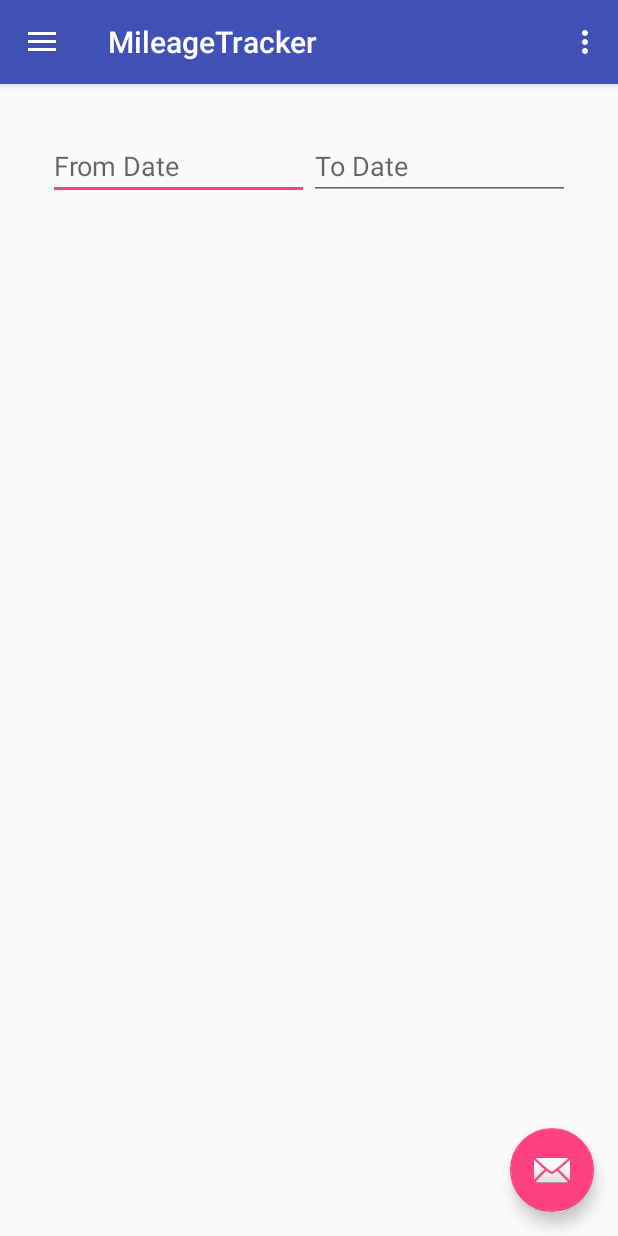
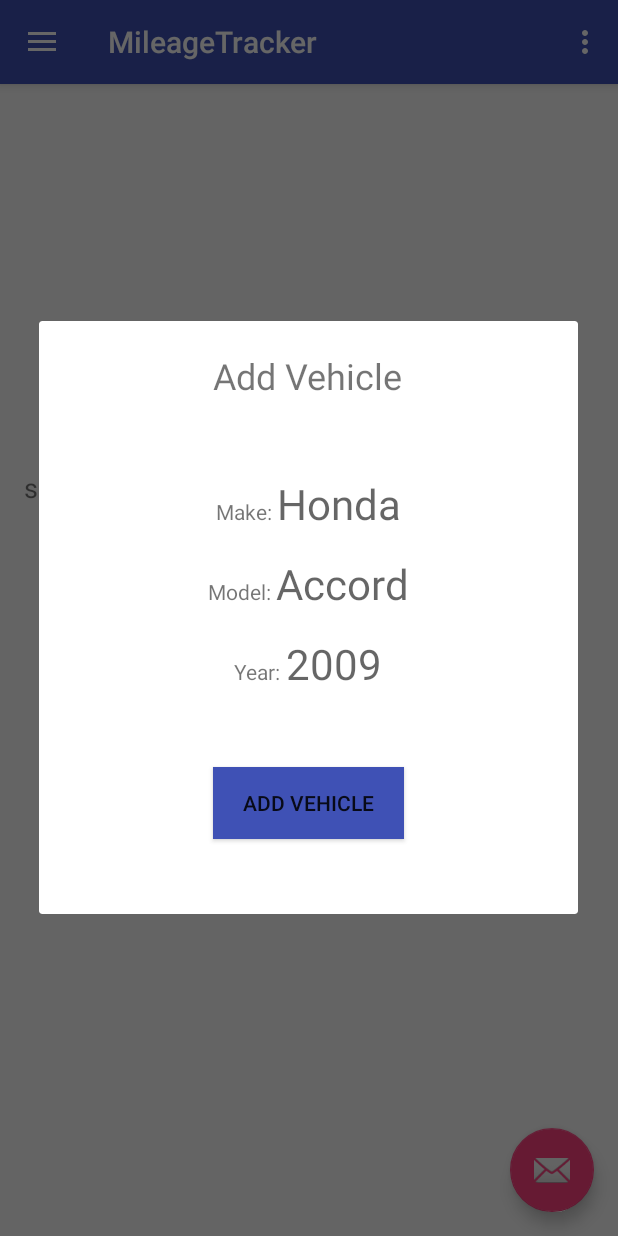
Before and after one commit to jaenudin86/mpg, an Android app: the screen it shows after launch (MainActivity), in the side drawer, after a tap on "Settings", on a phone screen of 412 x 824 dp. Run offline under Robolectric (Android 15) with nearby library versions, the phone set to English and light mode, and no system bars; libraries missing offline, so code that uses them is left out: de.greenrobot.event.

Commit message:
displays date correctly in ListView, creating the Add Vehicle stuffs

```diff
--- /dev/null
+++ b/app/src/main/java/com/a/b/mileagetracker/Fragments/AddVehicleDialogFrag.java
@@ -0,0 +1,35 @@
+package com.a.b.mileagetracker.Fragments;
+
+import android.app.AlertDialog;
+import android.app.Dialog;
+import android.app.DialogFragment;
+import android.os.Bundle;
+import android.view.LayoutInflater;
+import android.view.View;
+
+import com.a.b.mileagetracker.DataAccess.MySQLiteHelper;
+import com.a.b.mileagetracker.R;
+
+
+/**
+ * Created by Andrew on 10/25/2015.
+ */
+public class AddVehicleDialogFrag extends DialogFragment {
+    private MySQLiteHelper dbHelper;
+
+    public static AddVehicleDialogFrag newInstance(){
+        return new AddVehicleDialogFrag();
+    }
+    @Override
+    public Dialog onCreateDialog(Bundle savedInstanceState) {
+        dbHelper= MySQLiteHelper.getInstance(getActivity().getApplicationContext());
+
+        LayoutInflater inflater=getActivity().getLayoutInflater();
+        final View view = inflater.inflate(R.layout.add_vehicle, null);
+
+        AlertDialog.Builder builder = new AlertDialog.Builder(getActivity());
+        builder.setView(view);
+        return builder.create();
+
+    }
+}
--- a/app/src/main/java/com/a/b/mileagetracker/MainActivity.java
+++ b/app/src/main/java/com/a/b/mileagetracker/MainActivity.java
@@ -24,8 +24,9 @@ import android.widget.ListView;
 import android.widget.SimpleCursorAdapter;
 import android.widget.Toast;
 import com.a.b.mileagetracker.DataAccess.MySQLiteHelper;
+import com.a.b.mileagetracker.Fragments.AddVehicleDialogFrag;
 import com.a.b.mileagetracker.Fragments.DatePicker;
-import com.a.b.mileagetracker.Fragments.DialogFrag;
+import com.a.b.mileagetracker.Fragments.AddRecordDialogFrag;
 import com.a.b.mileagetracker.Fragments.GraphFragment;
 import com.a.b.mileagetracker.testStuffs.ExportDatabase;
 import com.a.b.mileagetracker.testStuffs.MessageEvent;
@@ -34,7 +35,7 @@ import com.a.b.mileagetracker.Fragments.OverallStatsFragment;
 
 import de.greenrobot.event.EventBus;
 
-public class MainActivity extends AppCompatActivity implements NavigationView.OnNavigationItemSelectedListener, DialogFrag.DialogInterface {
+public class MainActivity extends AppCompatActivity implements NavigationView.OnNavigationItemSelectedListener, AddRecordDialogFrag.DialogInterface {
     AllHistoryFragment receiverTest;
     OverallStatsFragment overallStatsFragment;
     private MySQLiteHelper dbHelper;
@@ -138,8 +139,8 @@ public class MainActivity extends AppCompatActivity implements NavigationView.On
                 ftDialog.remove(prev);
             }
             ftDialog.addToBackStack(null);
-            newFragment=DialogFrag.newInstance();
-//            dialogFrag= DialogFrag.newInstance();
+            newFragment= AddRecordDialogFrag.newInstance();
+//            dialogFrag= AddRecordDialogFrag.newInstance();
             newFragment.show(ftDialog, "dialog");
 
             // Handle the camera action
@@ -162,9 +163,10 @@ public class MainActivity extends AppCompatActivity implements NavigationView.On
             ft.replace(R.id.fragment_holder, graphFrag).commit();
 
             dbHelper.getAllData();
-        } else if (id == R.id.nav_share) {
-            DatePicker datePicker = new DatePicker();
-            ft.replace(R.id.fragment_holder, datePicker).commit();
+        } else if (id == R.id.nav_settings) {
+            AddVehicleDialogFrag addVehicle=new AddVehicleDialogFrag().newInstance();
+            addVehicle.show(fragmentManager,"addVehicle");
+
         } else if (id == R.id.nav_send) {
 
             ExportDatabase exportDb=new ExportDatabase(getApplicationContext());
--- /dev/null
+++ b/app/src/main/res/layout/add_vehicle.xml
@@ -0,0 +1,91 @@
+<?xml version="1.0" encoding="utf-8"?>
+<LinearLayout xmlns:android="http://schemas.android.com/apk/res/android"
+    android:orientation="vertical" android:layout_width="match_parent"
+    android:layout_height="match_parent">
+
+    <!--<ProgressBar-->
+        <!--style="?android:attr/progressBarStyleSmall"-->
+        <!--android:layout_width="wrap_content"-->
+        <!--android:layout_height="wrap_content"-->
+        <!--android:id="@+id/progressBar"-->
+        <!--android:layout_gravity="right" />-->
+
+    <TextView
+        android:layout_width="wrap_content"
+        android:layout_height="wrap_content"
+        android:text="Add Vehicle"
+        android:layout_gravity="center"
+        android:layout_marginTop="20dp"
+        android:textSize="@dimen/dialog_header_text_size"/>
+
+    <LinearLayout
+        android:layout_width="wrap_content"
+        android:layout_height="wrap_content"
+        android:layout_marginTop="50dp"
+        android:layout_gravity="center"
+        android:orientation="horizontal">
+        <TextView
+            android:layout_width="wrap_content"
+            android:layout_height="wrap_content"
+            android:text="Make: "/>
+
+        <EditText
+            android:id="@+id/add_make"
+            android:layout_width="wrap_content"
+            android:layout_height="wrap_content"
+            android:hint="Honda"
+            android:textSize="@dimen/entry_text_size"
+            android:background="@color/entryTextBoxColor"/>
+    </LinearLayout>
+    <LinearLayout
+        android:layout_width="wrap_content"
+        android:layout_height="wrap_content"
+        android:layout_marginTop="15dp"
+        android:layout_gravity="center"
+        android:orientation="horizontal">
+        <TextView
+            android:layout_width="wrap_content"
+            android:layout_height="wrap_content"
+            android:text="Model: "/>
+
+        <EditText
+            android:id="@+id/add_model"
+            android:layout_width="wrap_content"
+            android:layout_height="wrap_content"
+            android:hint="Accord"
+            android:textSize="@dimen/entry_text_size"
+            android:background="@color/entryTextBoxColor"/>
+    </LinearLayout>
+    <LinearLayout
+        android:layout_width="wrap_content"
+        android:layout_height="wrap_content"
+        android:orientation="horizontal"
+        android:layout_gravity="center"
+        android:layout_marginTop="15dp">
+        <TextView
+            android:layout_width="wrap_content"
+            android:layout_height="wrap_content"
+            android:text="Year: "/>
+
+        <EditText
+            android:id="@+id/add_year"
+            android:layout_width="wrap_content"
+            android:layout_height="wrap_content"
+            android:hint="2009"
+            android:inputType="date"
+            android:textSize="@dimen/entry_text_size"
+            android:background="@color/entryTextBoxColor"/>
+    </LinearLayout>
+
+    <Button
+        android:id="@+id/add_new_car_button"
+        android:layout_width="wrap_content"
+        android:layout_height="wrap_content"
+        android:text="Add Vehicle"
+        android:layout_margin="50dp"
+        android:layout_gravity="center"
+        android:paddingLeft="20dp"
+        android:paddingRight="20dp"
+        android:background="@color/colorPrimary"
+        android:elevation="40dp"/>
+</LinearLayout>
--- a/app/src/main/res/layout/advanced_list_item.xml
+++ b/app/src/main/res/layout/advanced_list_item.xml
@@ -2,7 +2,8 @@
 <LinearLayout xmlns:android="http://schemas.android.com/apk/res/android"
     android:orientation="vertical"
     android:layout_width="match_parent"
-    android:layout_height="match_parent">
+    android:layout_height="match_parent"
+    android:layout_marginBottom="15dp">
     <RelativeLayout
         android:layout_width="match_parent"
         android:layout_height="wrap_content">
--- a/app/src/main/res/menu/activity_main_drawer.xml
+++ b/app/src/main/res/menu/activity_main_drawer.xml
@@ -18,7 +18,7 @@
 
     <item android:title="Settings">
         <menu>
-            <item android:id="@+id/nav_share"
+            <item android:id="@+id/nav_settings"
                 android:icon="@android:drawable/ic_menu_share"
                 android:title="Settings" />
             <item android:id="@+id/nav_send"
--- a/app/src/main/res/values/dimens.xml
+++ b/app/src/main/res/values/dimens.xml
@@ -8,4 +8,5 @@
     <dimen name="fab_margin">16dp</dimen>
     <dimen name="entry_text_size">28sp</dimen>
     <dimen name="perfm_list_item_size">20sp</dimen>
+    <dimen name="dialog_header_text_size">24sp</dimen>
 </resources>
```
Also changed, not shown: app/src/main/java/com/a/b/mileagetracker/DataAccess/MyCursorAdapter.java (+53 -1 lines), app/src/main/java/com/a/b/mileagetracker/Fragments/AddRecordDialogFrag.java (added, +152 -0 lines), app/src/main/java/com/a/b/mileagetracker/Fragments/DialogFrag.java (deleted, +0 -155 lines), app/src/main/res/layout/activity_main.xml (+8 -4 lines), app/src/main/res/layout/add_record.xml (+1 -9 lines), app/src/main/res/layout/nav_header_main.xml (+11 -6 lines).
